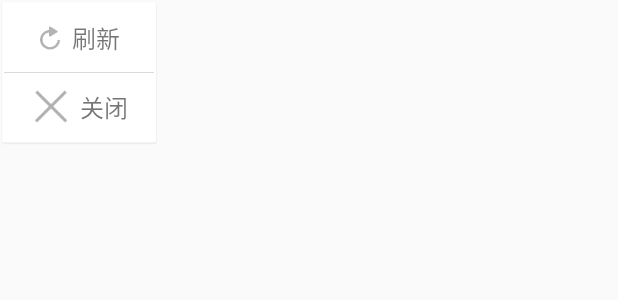
After one commit to CooperWen/NirvanaFrameWork_Android, an Android app: the layout bottom_toolbar_popmenu.xml on its own in the app's theme, with its tools: preview values and no code run, on a phone screen of 412 x 824 dp. The commit adds this screen. Shown: the top 300 px of the screen. Run offline under Robolectric (Android 15) with nearby library versions, the phone set to English and light mode, and no system bars.

```diff
--- a/app/src/main/java/com/nirvana/code/core/utils/config/BasicConfig.java
+++ b/app/src/main/java/com/nirvana/code/core/utils/config/BasicConfig.java
@@ -5,4 +5,5 @@ package com.nirvana.code.core.utils.config;
  */
 public class BasicConfig {
     public static boolean isDebug=true;
+    public static final String searchUrl="http://www.haowuyun.com/browse/search?q=";
 }
--- /dev/null
+++ b/app/src/main/res/drawable/btn_close_v5.xml
@@ -0,0 +1,7 @@
+<?xml version="1.0" encoding="utf-8"?>
+<selector xmlns:android="http://schemas.android.com/apk/res/android">
+
+    <item android:drawable="@drawable/icofloat_closepress_v5" android:state_pressed="true"/>
+    <item android:drawable="@drawable/icofloat_close_v5"/>
+
+</selector>
--- /dev/null
+++ b/app/src/main/res/layout/bottom_toolbar_popmenu.xml
@@ -0,0 +1,57 @@
+<?xml version="1.0" encoding="utf-8"?>
+<LinearLayout xmlns:android="http://schemas.android.com/apk/res/android"
+    android:id="@+id/popmenu_layout"
+    android:orientation="vertical"
+    android:layout_width="wrap_content"
+    android:layout_height="wrap_content"
+    android:background="@drawable/bgnormalsetting_layer_v5">
+
+    <LinearLayout
+        android:id="@+id/refresh_layout"
+        android:layout_width="100dip"
+        android:layout_height="45dip"
+        android:orientation="horizontal"
+        android:layout_gravity="center"
+        android:gravity="center">
+        <ImageView
+            android:id="@+id/img_refresh"
+            android:layout_width="wrap_content"
+            android:layout_height="wrap_content"
+            android:src="@mipmap/icowebview_refresh"/>
+        <TextView
+            android:id="@+id/tv_refresh"
+            android:layout_width="wrap_content"
+            android:layout_height="wrap_content"
+            android:text="刷新"
+            android:layout_marginLeft="6dip"
+            android:textSize="16sp"/>
+
+    </LinearLayout>
+    <View
+        android:id="@id/divider"
+        android:layout_width="fill_parent"
+        android:layout_height="1px"
+        android:background="#dadada"/>
+    <LinearLayout
+        android:id="@+id/report_layout"
+        android:layout_width="100dip"
+        android:layout_height="45dip"
+        android:orientation="horizontal"
+        android:layout_gravity="center"
+        android:gravity="center">
+        <ImageView
+            android:id="@+id/img_close"
+            android:layout_width="wrap_content"
+            android:layout_height="wrap_content"
+            android:src="@drawable/btn_close_v5"/>
+        <TextView
+            android:id="@+id/tv_report"
+            android:layout_width="wrap_content"
+            android:layout_height="wrap_content"
+            android:text="关闭"
+            android:layout_marginLeft="6dip"
+            android:textSize="16sp"/>
+
+    </LinearLayout>
+
+</LinearLayout>
--- a/app/src/main/res/values/strings.xml
+++ b/app/src/main/res/values/strings.xml
@@ -7,6 +7,7 @@
     <string name="action_settings">分享</string>
     <string name="action_refresh">刷新</string>
     <string name="action_login">登录</string>
+    <string name="action_close">关闭</string>
     <string name="action_sign">注册</string>
     <string name="facebook_app_id">1266254913438718</string>
 
```
Also changed, not shown: app/src/main/java/com/nirvana/code/Splash.java (+86 -1 lines), app/src/main/java/com/nirvana/code/model/MenuPopBean.java (added, +26 -0 lines), app/src/main/java/com/nirvana/code/widgets/PopMenuView.java (added, +121 -0 lines), app/src/main/res/layout/menu_pop_layout.xml (added, +12 -0 lines), app/src/main/res/layout/pop_item.xml (added, +24 -0 lines), app/src/main/res/menu/splash.xml (+13 -0 lines), app/src/main/res/drawable-xhdpi/bgnormalsetting_layer_v5.9.png (added), app/src/main/res/drawable-xhdpi/icofloat_close_v5.png (added), app/src/main/res/drawable-xhdpi/icofloat_closepress_v5.png (added), app/src/main/res/drawable-xhdpi/search_v5.png (added).
